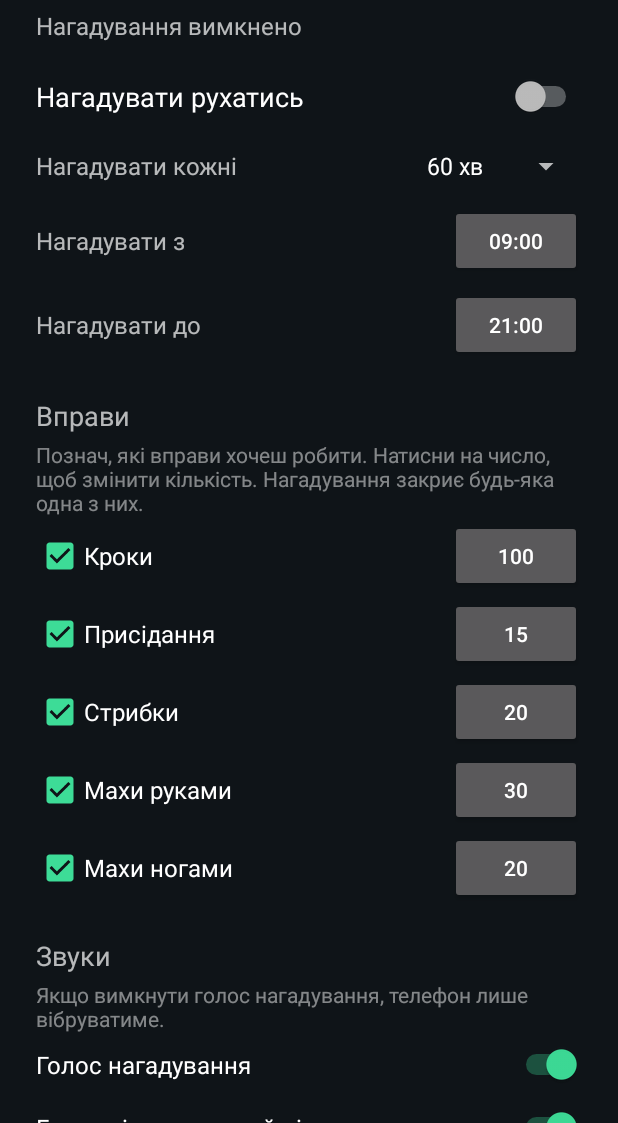
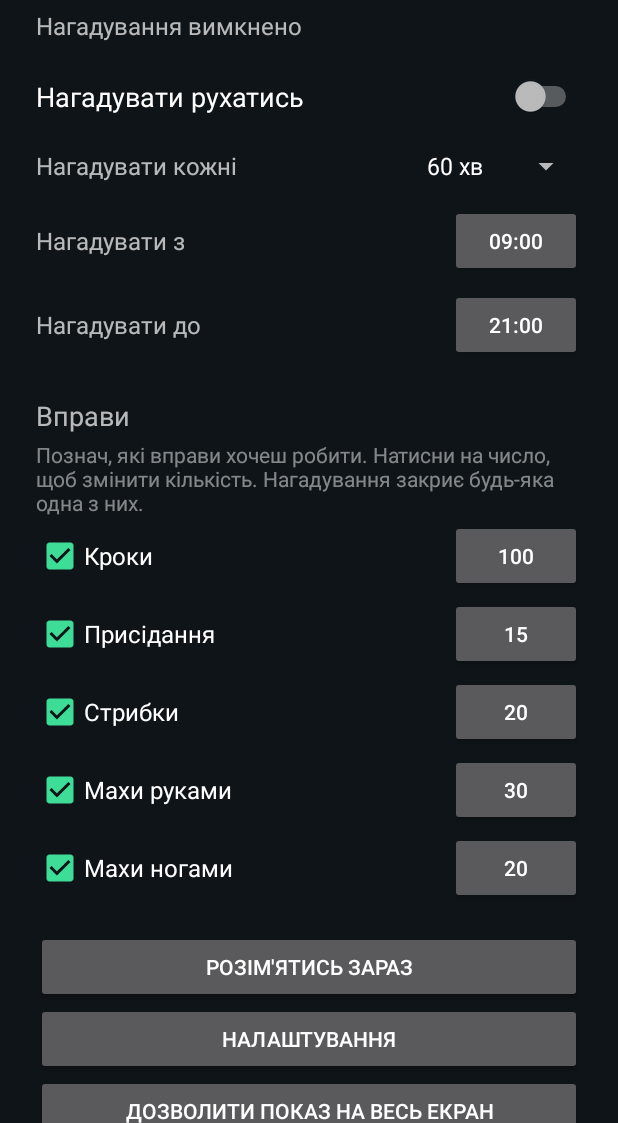
Before and after one commit to ddimacherkasov-hub/go_move, an Android app: the screen it shows after launch (MainActivity), on a phone screen of 412 x 824 dp, the part 113-1236 px from its top. Run offline under Robolectric (Android 15) with nearby library versions, the phone set to English and light mode, and no system bars.

Commit message:
Окремий екран налаштувань: звуки, тест, обмеження батареї
Co-Authored-By: Claude Fable 5.2 <noreply@anthropic.com>
Claude-Session: https://claude.ai/code/session_01YJDwpo6rWbfqGtPuHYMmGY

```diff
--- a/app/src/main/AndroidManifest.xml
+++ b/app/src/main/AndroidManifest.xml
@@ -29,6 +29,11 @@
         </activity>
 
         <activity
+            android:name=".SettingsActivity"
+            android:exported="false"
+            android:screenOrientation="portrait" />
+
+        <activity
             android:name=".ChallengeActivity"
             android:exported="false"
             android:excludeFromRecents="true"
--- a/app/src/main/java/ua/ruhaysia/app/MainActivity.kt
+++ b/app/src/main/java/ua/ruhaysia/app/MainActivity.kt
@@ -10,7 +10,6 @@ import android.content.pm.PackageManager
 import android.net.Uri
 import android.os.Build
 import android.os.Bundle
-import android.os.PowerManager
 import android.provider.Settings
 import android.text.InputFilter
 import android.text.InputType
@@ -40,7 +39,6 @@ class MainActivity : Activity() {
     private lateinit var toggle: Switch
     private lateinit var fixNotifications: Button
     private lateinit var fixFullScreen: Button
-    private lateinit var fixBattery: Button
 
     override fun onCreate(savedInstanceState: Bundle?) {
         super.onCreate(savedInstanceState)
@@ -79,9 +77,6 @@ class MainActivity : Activity() {
         stats.text = sb.toString().trimEnd()
 
         val nm = getSystemService(NotificationManager::class.java)
-        val pm = getSystemService(PowerManager::class.java)
-        fixBattery.visibility =
-            if (pm.isIgnoringBatteryOptimizations(packageName)) View.GONE else View.VISIBLE
         fixNotifications.visibility =
             if (nm.areNotificationsEnabled()) View.GONE else View.VISIBLE
         fixFullScreen.visibility =
@@ -188,16 +183,6 @@ class MainActivity : Activity() {
         parent.addView(row)
     }
 
-    private fun switchRow(parent: LinearLayout, title: String, on: Boolean, set: (Boolean) -> Unit) {
-        parent.addView(Switch(this).apply {
-            text = title
-            textSize = 16f
-            setPadding(0, dp(10), 0, dp(10))
-            isChecked = on
-            setOnCheckedChangeListener { _, v -> set(v) }
-        })
-    }
-
     private fun exerciseRow(parent: LinearLayout, ex: Ex) {
         val row = LinearLayout(this).apply {
             orientation = LinearLayout.HORIZONTAL
@@ -294,12 +279,6 @@ class MainActivity : Activity() {
             "Нагадування закриє будь-яка одна з них.", 14f, 4).apply { alpha = 0.7f })
         for (ex in Ex.values()) exerciseRow(root, ex)
 
-        root.addView(label("Звуки", 18f, 20))
-        root.addView(label("Якщо вимкнути голос нагадування, телефон лише вібруватиме.", 14f, 4)
-            .apply { alpha = 0.7f })
-        switchRow(root, "Голос нагадування", store.remindSound) { store.remindSound = it }
-        switchRow(root, "Голос після вправи й відкладення", store.appSound) { store.appSound = it }
-
         root.addView(Button(this).apply {
             text = "Розім'ятись зараз"
             layoutParams = LinearLayout.LayoutParams(
@@ -312,39 +291,11 @@ class MainActivity : Activity() {
         })
 
         root.addView(Button(this).apply {
-            text = "Тест: нагадати через 1 хвилину"
+            text = "Налаштування"
             setOnClickListener {
-                askPermissions()
-                Reminder.scheduleTest(this@MainActivity)
-                Toast.makeText(
-                    this@MainActivity,
-                    "Заблокуй телефон і почекай хвилину",
-                    Toast.LENGTH_LONG
-                ).show()
-                refresh()
+                startActivity(Intent(this@MainActivity, SettingsActivity::class.java))
             }
         })
-
-        fixBattery = Button(this).apply {
-            text = "Зняти обмеження батареї"
-            visibility = View.GONE
-            setOnClickListener {
-                try {
-                    startActivity(
-                        Intent(
-                            Settings.ACTION_REQUEST_IGNORE_BATTERY_OPTIMIZATIONS,
-                            Uri.parse("package:$packageName")
-                        )
-                    )
-                } catch (e: Exception) {
-                    try {
-                        startActivity(Intent(Settings.ACTION_IGNORE_BATTERY_OPTIMIZATION_SETTINGS))
-                    } catch (ignored: Exception) {
-                    }
-                }
-            }
-        }
-        root.addView(fixBattery)
 
         fixNotifications = Button(this).apply {
             text = "Увімкнути сповіщення (вимкнені)"
```
Also changed, not shown: app/src/main/java/ua/ruhaysia/app/SettingsActivity.kt (added, +126 -0 lines).
